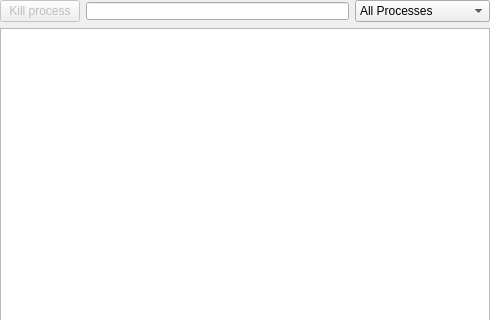
This is libksysguard/processui/ProcessWidgetUI.ui in KDE/ksysguard as Qt 5 draws it before an edit; both pictures show x 0 to 490 and y 0 to 320 of the 490 by 472 pixel window. The edited form follows.
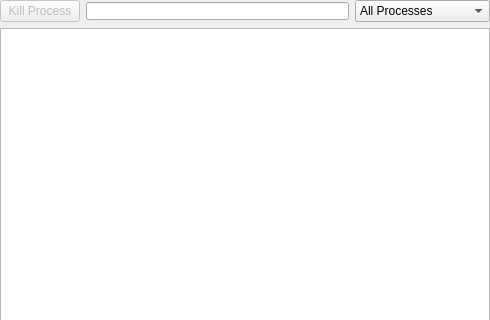
This is the edited form. Custom widgets are drawn as their Qt base class.

Commit message: i18n style guide fixes

Diff of the .ui file:
```diff
--- a/libksysguard/processui/ProcessWidgetUI.ui
+++ b/libksysguard/processui/ProcessWidgetUI.ui
@@ -36,7 +36,7 @@
         </sizepolicy>
        </property>
        <property name="text" >
-        <string>Kill process</string>
+        <string>Kill Process</string>
        </property>
        <property name="flat" >
         <bool>false</bool>
```
The commit also changes 1 other file.
